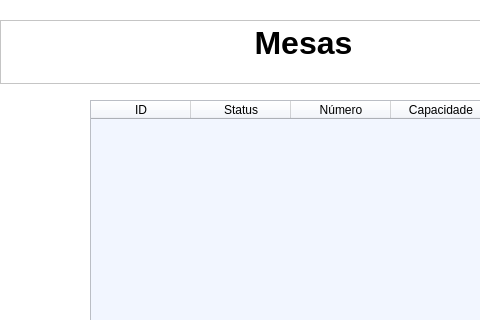
Before: the Qt Designer form sistema/Controle_Gerenciamento/telaMesas.ui in meninamaria/Sistema-Lanchonete, drawn with Qt 5; both pictures show x 0 to 480 and y 0 to 320 of the 618 by 500 pixel window.
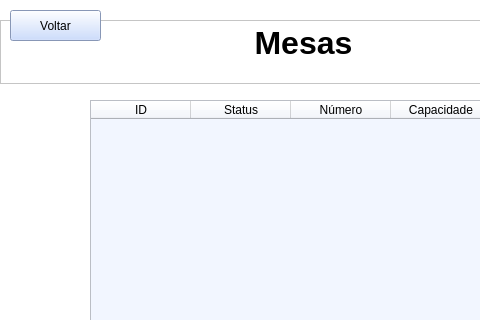
After: the same form once the commit is applied.

Commit message: tela Funcionário funcionando legal

Patch:
```diff
--- a/sistema/Controle_Gerenciamento/telaMesas.ui
+++ b/sistema/Controle_Gerenciamento/telaMesas.ui
@@ -103,6 +103,22 @@
      <string>Remover</string>
     </property>
    </widget>
+   <widget class="QPushButton" name="bt_voltar">
+    <property name="geometry">
+     <rect>
+      <x>10</x>
+      <y>10</y>
+      <width>91</width>
+      <height>31</height>
+     </rect>
+    </property>
+    <property name="styleSheet">
+     <string notr="true">background-color: rgb(190, 211, 255);</string>
+    </property>
+    <property name="text">
+     <string>Voltar</string>
+    </property>
+   </widget>
   </widget>
   <widget class="QStatusBar" name="statusbar"/>
  </widget>
```
Left out of the diff: 2 changed lines with no effect on the pictures. The commit also changes 9 other files.
